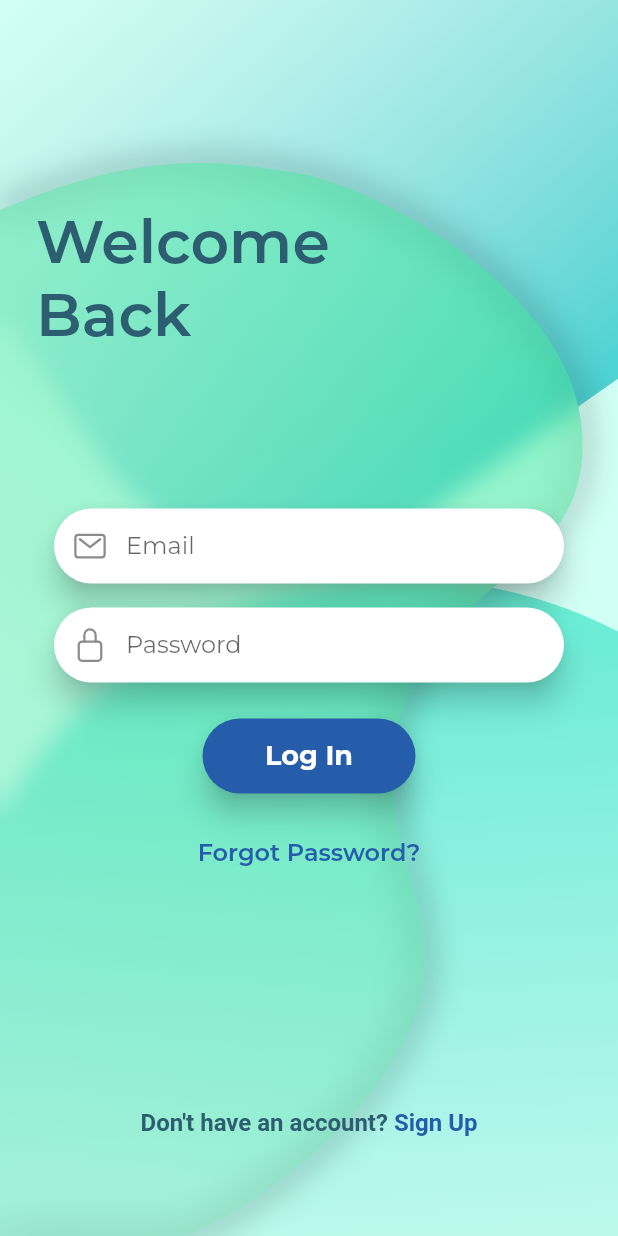
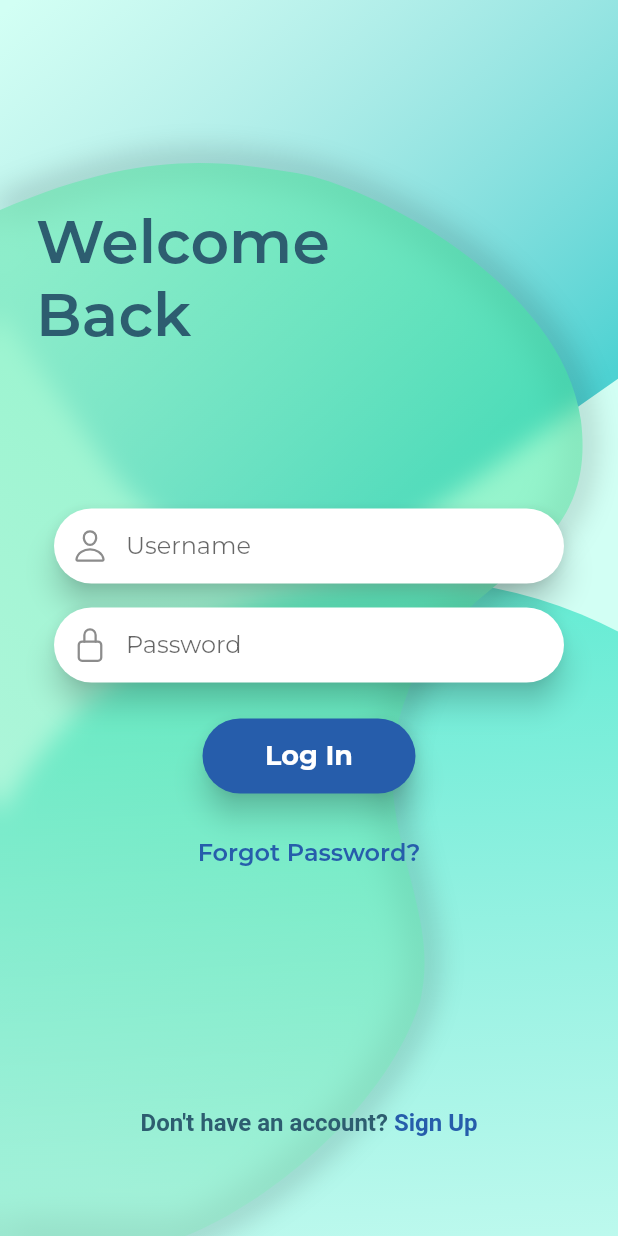
Before and after one commit to Kununua/kununua-app, a Flutter app: the screen it shows after launch, on a phone screen of 412 x 824 dp. Run offline on Flutter 3.47's test engine with Material 2 defaults, Android fonts, the phone set to English and light mode, and no system bars; our stand-ins replace graphql_flutter, ionicons.

Commit message:
FEAT: LOGIN FUNCTIONALITY FINISHED (v1)
We have finished the login functionality. In order to test it, we will give the user a welcome to the app.

```diff
--- a/kununua_app/lib/screens/login_screen/components/login_content.dart
+++ b/kununua_app/lib/screens/login_screen/components/login_content.dart
@@ -36,6 +36,9 @@ class _LoginContentState extends State<LoginContent> with TickerProviderStateMix
   final TextEditingController _registerUsernameController = TextEditingController();
   final TextEditingController _registerPasswordController = TextEditingController();
 
+  final TextEditingController _loginUsernameController = TextEditingController();
+  final TextEditingController _loginPasswordController = TextEditingController();
+
   void _login() {
 
 
@@ -58,6 +61,14 @@ class _LoginContentState extends State<LoginContent> with TickerProviderStateMix
           }
         }
       }
+    """;
+
+    String logUser = """
+       query logUser(\$username: String!, \$password: String!){
+          logUser(username: \$username, password: \$password){
+            username
+          }
+        }
     """;
 
 
@@ -106,19 +117,52 @@ class _LoginContentState extends State<LoginContent> with TickerProviderStateMix
 
     loginContent = [
       Input(
-        hint: 'Email',
-        iconData: Ionicons.mail_outline,
-        inputController: TextEditingController(),
+        hint: 'Username',
+        iconData: Ionicons.person_outline,
+        inputController: _loginUsernameController,
       ),
       Input(
         hint: 'Password',
         iconData: Ionicons.lock_closed_outline,
-        inputController: TextEditingController(),
+        inputController: _loginPasswordController,
       ),
-      Button(
-        text: 'Log In',
-        action: _login,
-        color: kSecondaryColor,
+      Mutation(
+        options: MutationOptions(
+          document: gql(logUser),
+          onCompleted: (dynamic resultData) {
+
+            if(resultData['logUser'] != null){
+              Navigator.of(context).push(
+                MaterialPageRoute(
+                  builder: (context) => const WelcomeScreen(),
+                ),
+              );
+            }else{
+              showDialog(
+                context: context,
+                builder: (context) => AlertDialog(
+                  title: const Text('Error'),
+                  content: const Text('Invalid username or password'),
+                  actions: [
+                    TextButton(
+                      onPressed: () => Navigator.of(context).pop(),
+                      child: const Text('Ok')
+                    )
+                  ],
+              ));
+            }
+          },
+        ),
+        builder: (RunMutation runMutation, QueryResult? result) {
+          return Button(
+            text: 'Log In',
+            action: () => runMutation({
+              'username': _loginUsernameController.text,
+              'password': _loginPasswordController.text,
+            }),
+            color: kSecondaryColor,
+          );
+        },
       ),
       const ForgotPassword(),
     ];
```
